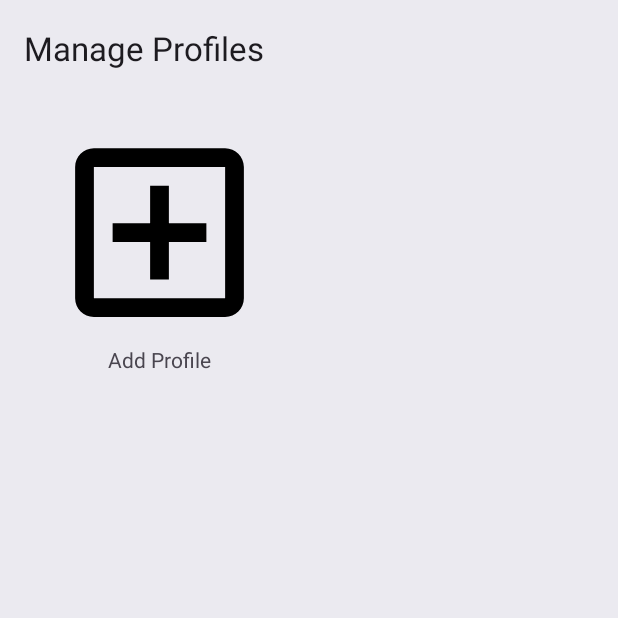
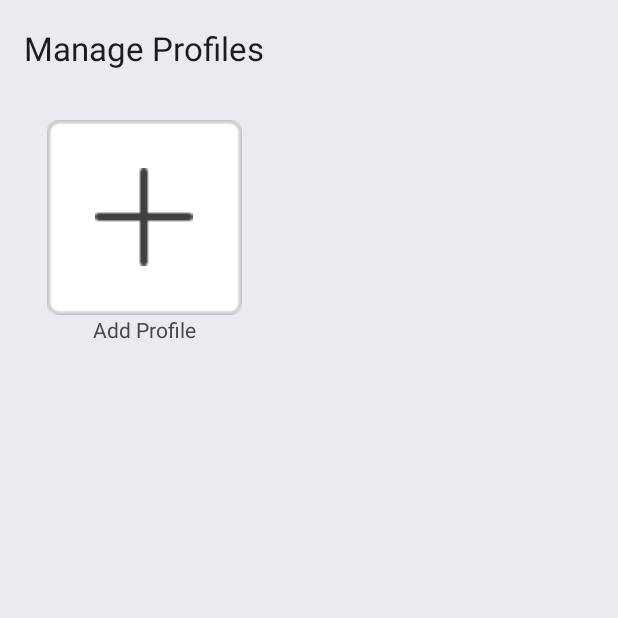
Before and after one commit to Kosjenka-Reading-App/Mobile-App, an Android app: the UserProfilesFragment screen opened through its navigation route, on a phone screen of 412 x 824 dp, the top half of it. Run offline under Robolectric (Android 15) with nearby library versions, the phone set to English and light mode, and no system bars; our stand-ins replace Dagger/Hilt's generated code, Timber, data binding; network calls fail; 1 statement that could not run was skipped.

Commit message:
added add profile button night mode
Took 1 hour 45 minutes

```diff
--- a/app/src/main/java/com/dsd/kosjenka/di/AdapterModule.kt
+++ b/app/src/main/java/com/dsd/kosjenka/di/AdapterModule.kt
@@ -4,6 +4,7 @@
 import android.view.View
 import android.view.View.OnLongClickListener
 import android.view.ViewGroup
+import android.widget.ImageView
 import androidx.recyclerview.widget.AsyncListDiffer
 import androidx.recyclerview.widget.DiffUtil
 import androidx.recyclerview.widget.RecyclerView
@@ -22,7 +23,8 @@
             fun bind(currentProfile: UserProfile, listener: ProfileItemClickListener, isSpecialItem: Boolean){
                 if (isSpecialItem) {
                     binding.profileListName.text = "Add Profile"
-                    binding.profileImageView.setImageResource(R.drawable.outline_add_box_24)
+                    binding.profileImageView.setImageResource(R.drawable.add_profile_btn_view)
+                    binding.editProfileButton.visibility = ImageView.GONE
                     binding.root.setOnClickListener {
                         listener.let {
                             it.onAddProfileClick()
@@ -38,9 +40,12 @@
                             currentProfile
                         )
                     }
-                    binding.root.setOnLongClickListener{
-                        listener.onLongProfileClick(currentProfile)
-                        true
+//                    binding.root.setOnLongClickListener{
+//                        listener.onLongProfileClick(currentProfile)
+//                        true
+//                    }
+                    binding.editProfileButton.setOnClickListener{
+                        listener.onEditProfileClick(currentProfile)
                     }
                     binding.executePendingBindings()
                 }
@@ -96,6 +101,7 @@
         interface ProfileItemClickListener{
             fun onProfileClick(profile: UserProfile)
             fun onAddProfileClick()
+            fun onEditProfileClick(profile: UserProfile)
             fun onLongProfileClick(profile: UserProfile)
         }
     }
--- a/app/src/main/java/com/dsd/kosjenka/presentation/user_profiles/UserProfilesFragment.kt
+++ b/app/src/main/java/com/dsd/kosjenka/presentation/user_profiles/UserProfilesFragment.kt
@@ -123,6 +123,10 @@
     }
 
     override fun onLongProfileClick(profile: UserProfile) {
+        //showProfileDialog(profile)
+    }
+
+    override fun onEditProfileClick(profile: UserProfile) {
         showProfileDialog(profile)
     }
 
@@ -155,6 +159,7 @@
                     if (isValidUsername(dialogBinding.addProfileEditText.text.toString())){
                         //createNewProfile(dialogBinding.addProfileEditText.text.toString())
                         executeEditUserAction(profile, dialogBinding.addProfileEditText.text.toString())
+                        userProfilesAdapter.notifyItemChanged(userProfilesAdapter.differ.currentList.indexOf(profile))
                     }
                 }
                 setNegativeButton("Cancel") {dialog: DialogInterface?, _: Int -> dialog?.cancel()}
--- /dev/null
+++ b/app/src/main/res/drawable/add_profile_btn_view.xml
@@ -0,0 +1,7 @@
+<?xml version="1.0" encoding="utf-8"?>
+<layer-list xmlns:android="http://schemas.android.com/apk/res/android">
+    <item android:drawable="@drawable/rectangle_13"/>
+    <item>
+        <bitmap android:src="@drawable/plus_13" android:gravity="center" />
+    </item>
+</layer-list>
--- /dev/null
+++ b/app/src/main/res/drawable/baseline_edit_24.xml
@@ -0,0 +1,5 @@
+<vector android:height="24dp" android:tint="#000000"
+    android:viewportHeight="24" android:viewportWidth="24"
+    android:width="24dp" xmlns:android="http://schemas.android.com/apk/res/android">
+    <path android:fillColor="@android:color/white" android:pathData="M3,17.25V21h3.75L17.81,9.94l-3.75,-3.75L3,17.25zM20.71,7.04c0.39,-0.39 0.39,-1.02 0,-1.41l-2.34,-2.34c-0.39,-0.39 -1.02,-0.39 -1.41,0l-1.83,1.83 3.75,3.75 1.83,-1.83z"/>
+</vector>
--- a/app/src/main/res/layout/user_profile_list_item.xml
+++ b/app/src/main/res/layout/user_profile_list_item.xml
@@ -1,31 +1,47 @@
 <?xml version="1.0" encoding="utf-8"?>
-<layout xmlns:android="http://schemas.android.com/apk/res/android">
+<layout xmlns:android="http://schemas.android.com/apk/res/android"
+    xmlns:app="http://schemas.android.com/apk/res-auto">
 
     <data>
 
     </data>
 
-    <LinearLayout
+    <androidx.constraintlayout.widget.ConstraintLayout
         android:layout_width="wrap_content"
         android:layout_height="wrap_content"
         android:layout_margin="16dp"
-        android:orientation="vertical"
         >
-
 
         <ImageView
             android:id="@+id/profile_image_view"
-            android:layout_width="150dp"
-            android:layout_height="150dp"
+            android:layout_width="130dp"
+            android:layout_height="130dp"
+            android:adjustViewBounds="true"
+            app:layout_constraintTop_toTopOf="parent"
+            app:layout_constraintStart_toStartOf="parent"
+            app:layout_constraintEnd_toEndOf="parent"
             android:contentDescription="User profile image"
-            android:scaleType="centerCrop"
             android:src="@drawable/user_avatar_1" />
+
+        <ImageView
+            android:id="@+id/edit_profile_button"
+            android:layout_width="40dp"
+            android:layout_height="40dp"
+            android:padding="8dp"
+            android:contentDescription="Edit icon"
+            app:layout_constraintTop_toTopOf="@id/profile_image_view"
+            app:layout_constraintEnd_toEndOf="@id/profile_image_view"
+            android:src="@drawable/baseline_edit_24" />
 
         <TextView
             android:id="@+id/profile_list_name"
-            android:layout_width="match_parent"
-            android:layout_height="match_parent"
+            android:layout_width="130dp"
+            android:layout_height="wrap_content"
+            app:layout_constraintTop_toBottomOf="@id/profile_image_view"
+            app:layout_constraintBottom_toBottomOf="parent"
+            app:layout_constraintStart_toStartOf="@id/profile_image_view"
+            app:layout_constraintEnd_toEndOf="@id/profile_image_view"
             android:textAlignment="center" />
 
-    </LinearLayout>
+    </androidx.constraintlayout.widget.ConstraintLayout>
 </layout>
```
Also changed, not shown: app/src/main/res/drawable-night/plus_13.png (added), app/src/main/res/drawable-night/rectangle_13.png (added), app/src/main/res/drawable/plus_13.png (added), app/src/main/res/drawable/rectangle_13.png (added).
